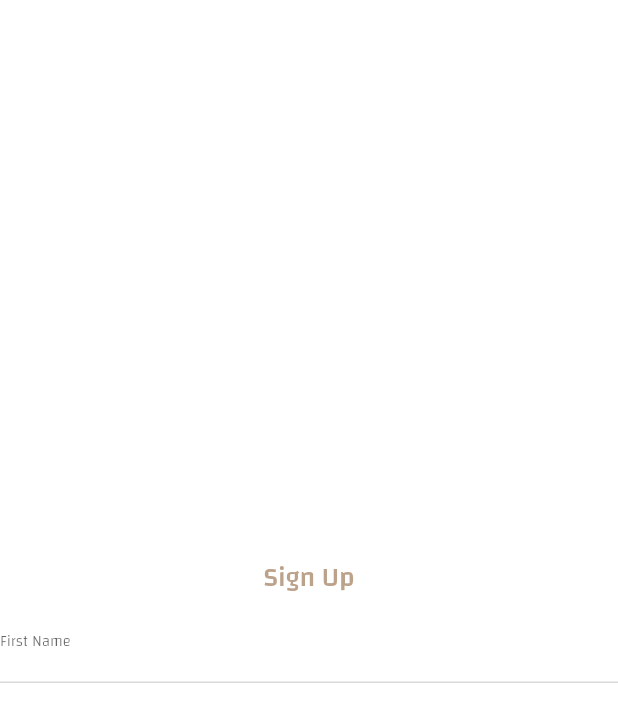
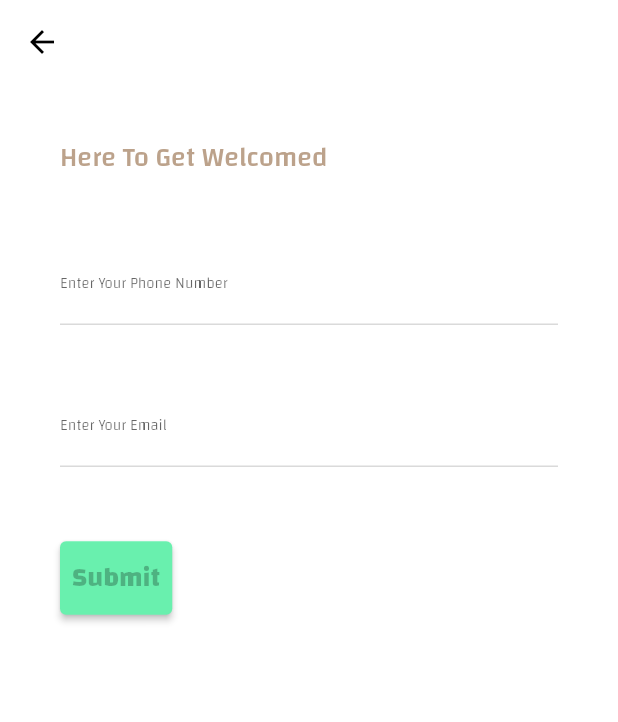
Before and after one commit to Zezo-01/Emtalik, a Flutter app: the screen it shows after launch, on a phone screen of 412 x 824 dp. Shown: the top 722 px of the screen. Run offline on Flutter 3.47's test engine with Material 2 defaults, Android fonts, the phone set to English and light mode, and no system bars; our stand-ins replace localization, motion_toast.

Commit message:
Sign Up But Need Some Adds And Fixing

```diff
--- a/lib/Widgets/route_gen.dart
+++ b/lib/Widgets/route_gen.dart
@@ -1,7 +1,9 @@
 import 'package:emtalik/pages/mainpage.dart';
 import 'package:emtalik/pages/login.dart';
-import 'package:emtalik/pages/signup.dart';
 import 'package:flutter/material.dart';
+
+import '../pages/signup1.dart';
+import '../pages/signup2.dart';
 class RouteGeneration{
 static Route<dynamic> generateRoute(RouteSettings settings){
   final args =settings.arguments;
@@ -10,8 +12,10 @@ static Route<dynamic> generateRoute(RouteSettings settings){
     return MaterialPageRoute(builder:(_)=> LoginPage());
     case '/mainpage' :
     return MaterialPageRoute(builder:(_)=> MyHomePage());
-    case '/signup' :
+    case '/signup1' :
     return MaterialPageRoute(builder:(_)=> Signup());
+    case '/signup2' :
+    return MaterialPageRoute(builder:(_)=> Signup2());
   }
   return errorRoute();
 }
--- a/lib/main.dart
+++ b/lib/main.dart
@@ -25,7 +25,7 @@ class _MyApp extends State<StatefulWidget> {
       onGenerateTitle: (context) => 'app-name'.i18n(),
       theme: AppEnv.defaultLightTheme(context),
       darkTheme: AppEnv.defaultDarkTheme(context),
-      initialRoute: '/signup',
+      initialRoute: '/signup2',
       onGenerateRoute: RouteGeneration.generateRoute,
     );
   }
--- a/lib/pages/signup.dart
+++ /dev/null
@@ -1,63 +0,0 @@
-import 'dart:html';
-
-import 'package:flutter/material.dart';
-import 'package:flutter/widgets.dart';
-
-class Signup extends StatelessWidget{
-  @override
-  Widget build(BuildContext context) {
-    return Scaffold(
-      body: Body(child: Column(
-        mainAxisAlignment:MainAxisAlignment.center,
-        children: <Widget>[
-      Text("Sign Up"),
-
-      TextFormField(
-
-decoration: InputDecoration(labelText: 'First Name'),
-      ),
-
-
-
-
-
-        ],
-      ),
-      ),
-    );
-
-  }
-}
-
-class Body extends StatelessWidget{
-  final Widget child;
-
-  const Body({
-    Key ? key,
-    required this.child,
-     }) : super(key: key);
-  @override
-  Widget build(BuildContext context) {
-    Size size=MediaQuery.of(context).size;
-    return Container(
-
-height: size.height,
-width: double.infinity,
-child: Stack(
-  alignment: Alignment.center,
-  children: <Widget>[
-
-
-child,
-
-  ],
-
-),
-
-    );
-
-  }
-
-
-
-}
--- /dev/null
+++ b/lib/pages/signup2.dart
@@ -0,0 +1,94 @@
+import 'package:flutter/material.dart';
+import 'package:flutter/widgets.dart';
+import 'package:localization/localization.dart';
+
+class Signup2 extends StatefulWidget{
+  @override
+  _Signup2 createState()=>_Signup2();
+
+}
+
+class _Signup2 extends State<Signup2>{
+  final formKey=GlobalKey<FormState>();
+  String name="";
+  @override
+  Widget build(BuildContext context) {
+    final double height=MediaQuery.of(context).size.height;
+    final GlobalKey<ScaffoldState> _scaffoldkey=GlobalKey<ScaffoldState>();
+    return Scaffold(
+      key: _scaffoldkey,
+      appBar: AppBar(
+        backgroundColor: Colors.transparent,
+        elevation: 0,
+      ),
+      backgroundColor: Color(0xFFffffff),
+      body: Container(
+        padding: const EdgeInsets.only(left: 40,right: 40),
+        child: Form(
+          key: formKey,
+          child: Column(
+            crossAxisAlignment: CrossAxisAlignment.start,
+            children: [
+              SizedBox(height: height*0.04,),
+              Text("Here To Get Welcomed"),
+              SizedBox(height: height*0.05,),
+
+
+              TextFormField(
+                    decoration:InputDecoration(labelText: "Enter Your Phone Number"),
+                    validator: (value){
+                      if(value!.isEmpty || RegExp(r'^[+]*[(]{0,1})[0-9]{1,4}[)]{0,1}[-\s\./0-9]+$').hasMatch(value)){
+                        return "Enter Correct Phone Number";
+
+                      }
+                      else {
+                        return null;
+                      }
+
+                    },
+              ),
+
+
+              SizedBox(height: height*0.05,),
+              TextFormField(
+                    decoration:InputDecoration(labelText: "Enter Your Email"),
+                    validator: (value){
+                      if(value!.isEmpty || RegExp(r'^[\w-\.]+@([\w-]+\.)+[\w]{2,4}]').hasMatch(value)){
+                        return "Enter Correct Email";
+
+                      }
+                      else {
+                        return null;
+                      }
+
+                    },
+              ),
+
+
+              SizedBox(height: height*0.05,),
+              Row(),
+              SizedBox(height: height*0.01,),
+              Row(),
+
+    ElevatedButton(
+
+                          onPressed: () {
+                            if(formKey.currentState!.validate()){
+                              final snackBar=SnackBar(content: Text('Submiting Sign Up'));
+                              _scaffoldkey.currentState!.showSnackBar(snackBar);
+                            }
+                            Navigator.of(context).pushNamed('/mainpage');
+                          },
+                          child: Text("Submit".i18n()),
+                        ),
+
+            ],
+          ),
+        ),
+      ),
+    );
+
+  }
+
+
+}
```
Also changed, not shown: lib/pages/signup1.dart (added, +106 -0 lines), lib/pages/images/house.png (deleted), lib/pages/images/lands.png (deleted), lib/pages/images/parking.png (deleted), lib/pages/images/store.png (deleted).
